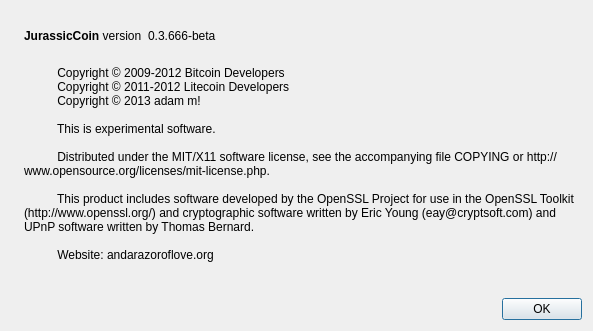
This is src/qt/forms/aboutdialog.ui in riclin1/jurassiccoinv2 as Qt 5 draws it before an edit. The edited form follows.
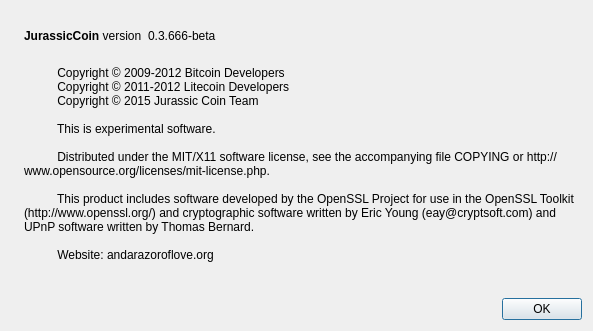
This is the edited form. Icons and pictures are not drawn.

What changed in the file:
```diff
--- a/src/qt/forms/aboutdialog.ui
+++ b/src/qt/forms/aboutdialog.ui
@@ -97,7 +97,7 @@
         <string>
           Copyright © 2009-2012 Bitcoin Developers
           Copyright © 2011-2012 Litecoin Developers
-          Copyright © 2013 adam m!
+          Copyright © 2015 Jurassic Coin Team
 
           This is experimental software.
 
```
